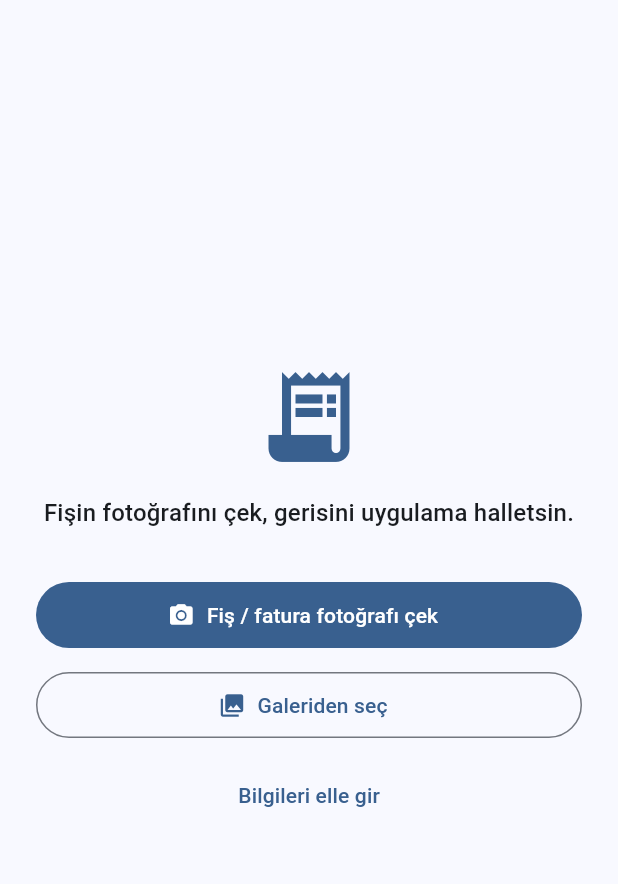
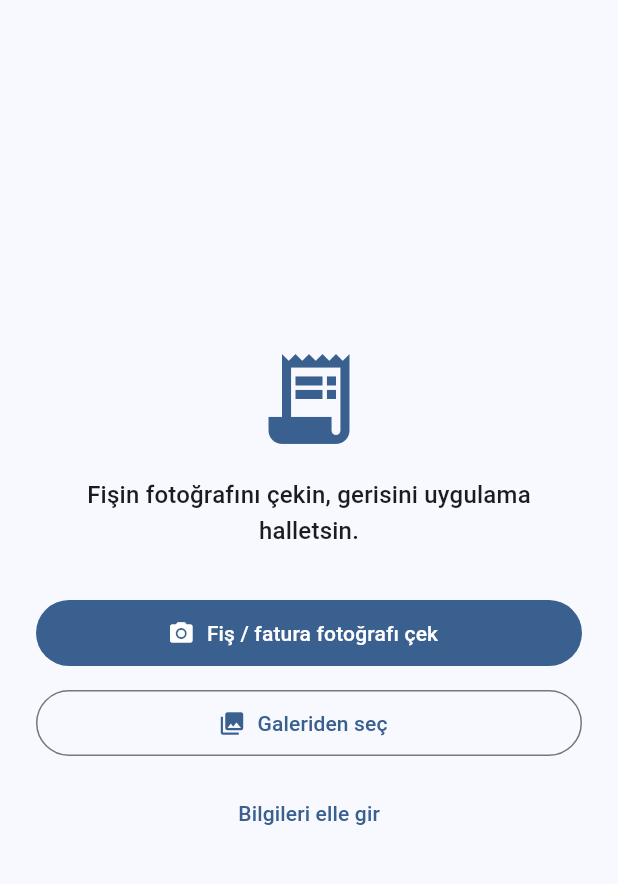
Before and after one commit to berat-kaan-akcan/WarrantyWallet, a Flutter app: the AddProductScreen screen opened directly, on a phone screen of 412 x 824 dp, the part 63-947 px from its top. Run offline on Flutter 3.47's test engine with Material 3 defaults, Android fonts, the phone set to English and light mode, and no system bars; our stand-ins replace file_picker, flutter_local_notifications, flutter_riverpod, flutter_secure_storage, image_picker, share_plus and 1 more; missing offline and left inert: google_mlkit_text_recognition, mobile_scanner; accounts and stored records are empty; network calls fail.

Commit message:
Mobile: consistent formal Turkish wording, clearer expiring section title
Co-Authored-By: Claude Opus 5.5 (1M context) <noreply@anthropic.com>
Claude-Session: https://claude.ai/code/session_01XAw8Ty8WX4EhUKq2vDHVXr

```diff
--- a/mobile/lib/features/auth/login_screen.dart
+++ b/mobile/lib/features/auth/login_screen.dart
@@ -68,7 +68,7 @@ class _LoginScreenState extends ConsumerState<LoginScreen> {
                           style: theme.textTheme.headlineMedium),
                       const SizedBox(height: 4),
                       Text(
-                        'Satın aldığın ürünleri unutma, garanti haklarını kaybetme.',
+                        'Satın aldığınız ürünlerin garantisini takip edin, haklarınızı kaybetmeyin.',
                         textAlign: TextAlign.center,
                         style: theme.textTheme.bodyMedium,
                       ),
@@ -161,7 +161,7 @@ class _LoginScreenState extends ConsumerState<LoginScreen> {
                             setState(() => _registerMode = !_registerMode),
                         child: Text(_registerMode
                             ? 'Zaten hesabım var — giriş yap'
-                            : 'Hesabın yok mu? Kayıt ol'),
+                            : 'Hesabınız yok mu? Kayıt olun'),
                       ),
                     ],
                   ),
--- a/mobile/lib/features/home/home_screen.dart
+++ b/mobile/lib/features/home/home_screen.dart
@@ -67,7 +67,7 @@ class HomeScreen extends ConsumerWidget {
             Row(
               children: [
                 Expanded(
-                    child: Text('Garanti yakında bitiyor',
+                    child: Text('Garantisi 90 gün içinde bitenler',
                         style: theme.textTheme.titleMedium)),
                 if (onShowAll != null)
                   TextButton(onPressed: onShowAll, child: const Text('Tümü')),
@@ -93,9 +93,9 @@ class HomeScreen extends ConsumerWidget {
               data: (d) => d.byCategory.isEmpty
                   ? EmptyState(
                       icon: Icons.receipt_long,
-                      title: 'Henüz ürün eklemedin',
+                      title: 'Henüz ürün eklemediniz',
                       message:
-                          'Fişin fotoğrafını çek, gerisini uygulama halletsin.',
+                          'Fişin fotoğrafını çekin, gerisini uygulama halletsin.',
                     )
                   : Wrap(
                       spacing: 8,
--- a/mobile/lib/features/products/add_product_screen.dart
+++ b/mobile/lib/features/products/add_product_screen.dart
@@ -206,7 +206,7 @@ class _ChooseSource extends StatelessWidget {
         children: [
           Icon(Icons.receipt_long, size: 72, color: theme.colorScheme.primary),
           const SizedBox(height: 16),
-          Text('Fişin fotoğrafını çek, gerisini uygulama halletsin.',
+          Text('Fişin fotoğrafını çekin, gerisini uygulama halletsin.',
               textAlign: TextAlign.center, style: theme.textTheme.titleMedium),
           const SizedBox(height: 32),
           FilledButton.icon(
--- a/mobile/lib/features/products/product_list_screen.dart
+++ b/mobile/lib/features/products/product_list_screen.dart
@@ -173,7 +173,7 @@ class _ProductListScreenState extends ConsumerState<ProductListScreen> {
                                 ? 'Henüz ürün yok'
                                 : 'Sonuç bulunamadı',
                             message: _query == const ProductQuery()
-                                ? '"Ürün Ekle" ile fişinin fotoğrafını çek.'
+                                ? '"Ürün Ekle" ile fişinizin fotoğrafını çekin.'
                                 : 'Filtreleri değiştirmeyi deneyin.',
                           ),
                         ],
--- a/mobile/lib/features/service/service_history_screen.dart
+++ b/mobile/lib/features/service/service_history_screen.dart
@@ -61,7 +61,7 @@ class ServiceHistoryScreen extends ConsumerWidget {
                       ? 'Servis kaydı yok'
                       : 'Bu durumda kayıt yok',
                   message: filter == null
-                      ? 'Bir ürün arızalandığında ürün detayından "Ürünüm arızalandı"ya dokunun.'
+                      ? 'Bir ürün arızalandığında ürün detayından "Servis Kaydı Oluştur"a dokunun.'
                       : null,
                 )
               else
```
Also changed, not shown: 2 other files.
